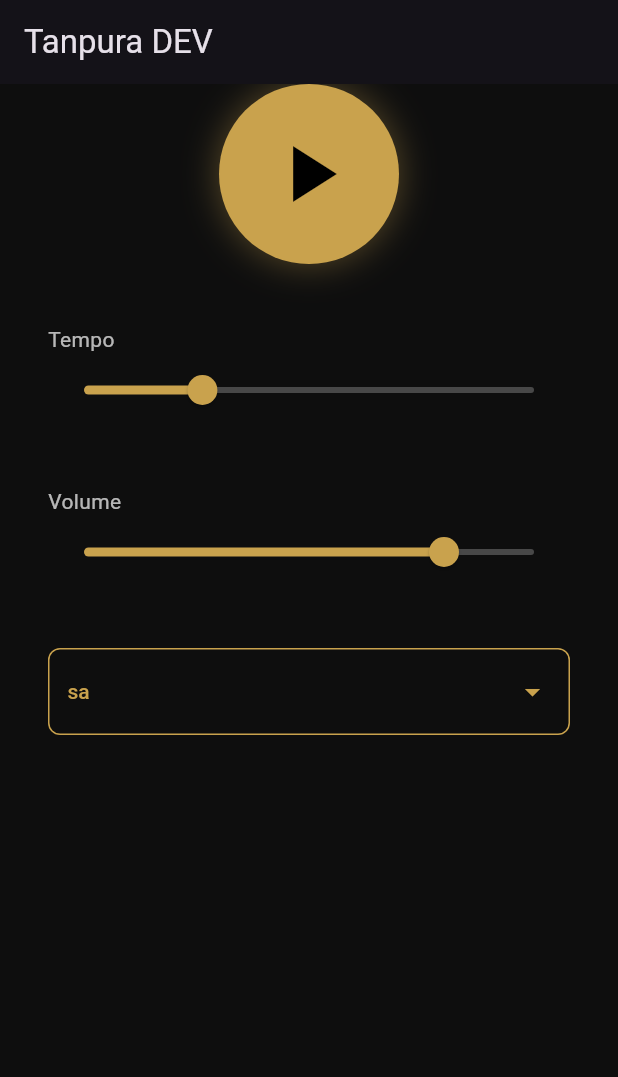
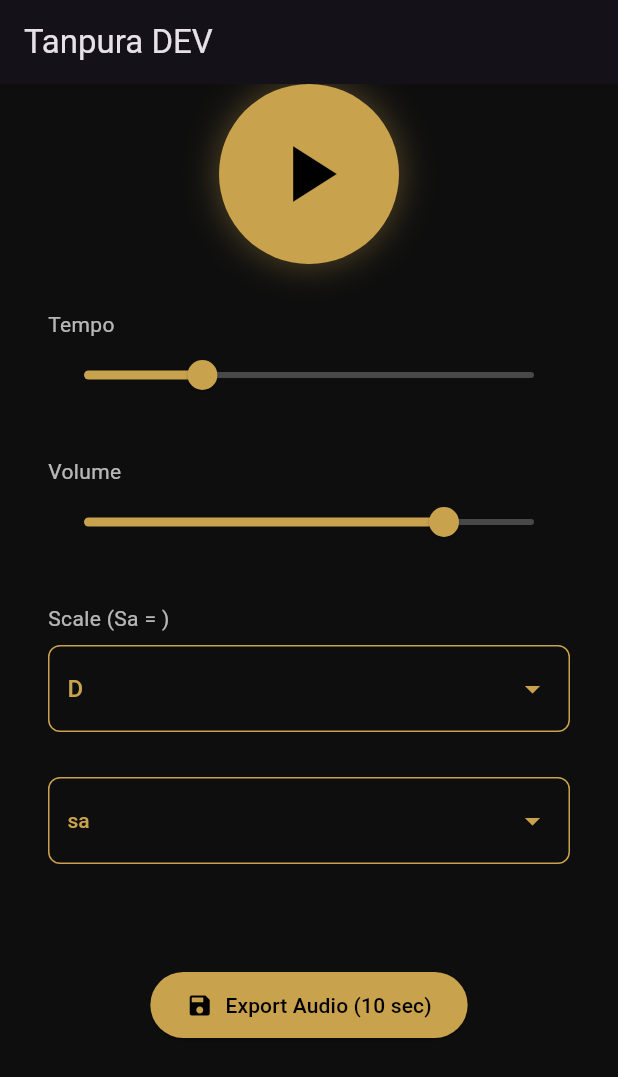
Before and after one commit to androidshashi/tanpurax, a Flutter app: the screen it shows after launch, on a phone screen of 412 x 824 dp. Shown: the top 1077 px of the screen. Run offline on Flutter 3.47's test engine with Material 3 defaults, Android fonts, the phone set to English and light mode, and no system bars; our stand-ins replace plugin_platform_interface, share_plus.

Commit message:
feat: Add Scale Selector widget and implement scale functionality
- Introduced ScaleSelector widget for selecting musical scales.
- Added Scale enum to define musical notes and their frequencies.
- Implemented scale setting in the AudioEngine for dynamic frequency adjustments.
- Added methods for exporting audio to WAV files.
- Updated pubspec.yaml and pubspec.lock for new dependencies.
- Created pre-launch script for cleaning and refreshing dependencies.
- Enhanced audio engine with improved harmonic content and envelope handling.
- Added JNI methods for scale setting and WAV export functionality.
- Updated platform interface and method channel for new features.
- Added unit tests for new functionalities.

```diff
--- a/apps/tanpura/lib/ui/home_screen.dart
+++ b/apps/tanpura/lib/ui/home_screen.dart
@@ -1,7 +1,9 @@
 import 'package:flutter/material.dart';
 import 'package:tanpura/utils/env.dart';
+import 'package:tanpura/widgets/export_button.dart';
 import 'package:tanpura/widgets/first_string_dropdown.dart';
 import 'package:tanpura/widgets/play_button.dart';
+import 'package:tanpura/widgets/scale_selector.dart';
 import 'package:tanpura/widgets/tempo_slider.dart';
 import 'package:tanpura/widgets/volume_slider.dart';
 
@@ -19,14 +21,19 @@ class _HomeScreenState extends State<HomeScreen> {
       appBar: AppBar(title: Text(_getTitle())),
       body: Padding(
         padding: const EdgeInsets.symmetric(horizontal: 32),
+        child: SingleChildScrollView(
           child: Column(
-          spacing: 40,
+            spacing: 30,
             children: [
               PlayButton(),
               TempoSlider(),
               VolumeSlider(),
+              ScaleSelector(),
               FirstStringDropdown(),
+              const SizedBox(height: 10),
+              ExportButton(),
             ],
+          ),
         ),
       ),
     );
--- /dev/null
+++ b/apps/tanpura/lib/widgets/export_button.dart
@@ -0,0 +1,174 @@
+import 'dart:io';
+import 'package:flutter/material.dart';
+import 'package:flutter/services.dart';
+import 'package:path_provider/path_provider.dart';
+import 'package:tanpura_engine/tanpura_engine.dart';
+import 'package:share_plus/share_plus.dart';
+
+class ExportButton extends StatefulWidget {
+  const ExportButton({super.key});
+
+  @override
+  State<ExportButton> createState() => _ExportButtonState();
+}
+
+class _ExportButtonState extends State<ExportButton> {
+  bool _exporting = false;
+  String? _lastExportPath;
+
+  Future<void> _exportToLocal() async {
+    setState(() => _exporting = true);
+
+    try {
+      // Use external storage for emulator (easier to access via adb)
+      Directory? directory;
+      if (Platform.isAndroid) {
+        directory = await getExternalStorageDirectory();
+      }
+      directory ??= await getApplicationDocumentsDirectory();
+
+      final timestamp = DateTime.now().millisecondsSinceEpoch;
+      final filePath = '${directory.path}/tanpura_$timestamp.wav';
+
+      // Export 10 seconds of audio
+      final success =
+          await TanpuraEngine.exportWav(filePath, durationSec: 10.0);
+
+      if (success && mounted) {
+        setState(() => _lastExportPath = filePath);
+        _showExportSuccessDialog(filePath);
+      } else if (mounted) {
+        ScaffoldMessenger.of(context).showSnackBar(
+          const SnackBar(content: Text('Export failed')),
+        );
+      }
+    } catch (e) {
+      if (mounted) {
+        ScaffoldMessenger.of(context).showSnackBar(
+          SnackBar(content: Text('Error: $e')),
+        );
+      }
+    } finally {
+      if (mounted) {
+        setState(() => _exporting = false);
+      }
+    }
+  }
+
+  void _showExportSuccessDialog(String filePath) {
+    showDialog(
+      context: context,
+      builder: (context) => AlertDialog(
+        backgroundColor: const Color(0xFF1A1A1A),
+        title: const Text(
+          'Export Successful',
+          style: TextStyle(color: Color(0xFFC9A24D)),
+        ),
+        content: Column(
+          mainAxisSize: MainAxisSize.min,
+          crossAxisAlignment: CrossAxisAlignment.start,
+          children: [
+            const Text(
+              'File saved to:',
+              style: TextStyle(color: Colors.white70),
+            ),
+            const SizedBox(height: 8),
+            Container(
+              padding: const EdgeInsets.all(8),
+              decoration: BoxDecoration(
+                color: Colors.black26,
+                borderRadius: BorderRadius.circular(4),
+              ),
+              child: SelectableText(
+                filePath,
+                style: const TextStyle(
+                  color: Colors.white,
+                  fontSize: 12,
+                  fontFamily: 'monospace',
+                ),
+              ),
+            ),
+            const SizedBox(height: 16),
+            const Text(
+              'To pull from emulator:',
+              style: TextStyle(color: Colors.white70, fontSize: 12),
+            ),
+            const SizedBox(height: 4),
+            Container(
+              padding: const EdgeInsets.all(8),
+              decoration: BoxDecoration(
+                color: Colors.black26,
+                borderRadius: BorderRadius.circular(4),
+              ),
+              child: SelectableText(
+                'adb pull "$filePath" .',
+                style: const TextStyle(
+                  color: Colors.green,
+                  fontSize: 11,
+                  fontFamily: 'monospace',
+                ),
+              ),
+            ),
+          ],
+        ),
+        actions: [
+          TextButton(
+            onPressed: () {
+              Clipboard.setData(ClipboardData(text: filePath));
+              ScaffoldMessenger.of(context).showSnackBar(
+                const SnackBar(content: Text('Path copied to clipboard')),
+              );
+            },
+            child: const Text('Copy Path'),
+          ),
+          TextButton(
+            onPressed: () async {
+              Navigator.pop(context);
+              // Try to share
+              await Share.shareXFiles(
+                [XFile(filePath)],
+                text: 'Tanpura audio sample',
+              );
+            },
+            child: const Text('Share'),
+          ),
+          TextButton(
+            onPressed: () => Navigator.pop(context),
+            child: const Text('Close'),
+          ),
+        ],
+      ),
+    );
+  }
+
+  @override
+  Widget build(BuildContext context) {
+    return Column(
+      children: [
+        ElevatedButton.icon(
+          onPressed: _exporting ? null : _exportToLocal,
+          icon: _exporting
+              ? const SizedBox(
+                  width: 16,
+                  height: 16,
+                  child: CircularProgressIndicator(strokeWidth: 2),
+                )
+              : const Icon(Icons.save),
+          label: Text(_exporting ? 'Exporting...' : 'Export Audio (10 sec)'),
+          style: ElevatedButton.styleFrom(
+            backgroundColor: const Color(0xFFC9A24D),
+            foregroundColor: Colors.black,
+            padding: const EdgeInsets.symmetric(horizontal: 24, vertical: 12),
+          ),
+        ),
+        if (_lastExportPath != null) ...[
+          const SizedBox(height: 8),
+          Text(
+            'Last export: ${_lastExportPath!.split('/').last}',
+            style: const TextStyle(color: Colors.white38, fontSize: 11),
+          ),
+        ],
+      ],
+    );
+  }
+}
--- /dev/null
+++ b/apps/tanpura/lib/widgets/scale_selector.dart
@@ -0,0 +1,97 @@
+import 'package:flutter/material.dart';
+import 'package:tanpura_engine/enum/engine_enums.dart';
+import 'package:tanpura_engine/tanpura_engine.dart';
+
+class ScaleSelector extends StatefulWidget {
+  final Function(Scale)? onChanged;
+
+  const ScaleSelector({super.key, this.onChanged});
+
+  @override
+  State<ScaleSelector> createState() => _ScaleSelectorState();
+}
+
+class _ScaleSelectorState extends State<ScaleSelector> {
+  Scale _selectedScale = Scale.d; // Default to D
+
+  String _getDisplayText(Scale scale) {
+    switch (scale) {
+      case Scale.c:
+        return 'C';
+      case Scale.cSharp:
+        return 'C#';
+      case Scale.d:
+        return 'D';
+      case Scale.dSharp:
+        return 'D#';
+      case Scale.e:
+        return 'E';
+      case Scale.f:
+        return 'F';
+      case Scale.fSharp:
+        return 'F#';
+      case Scale.g:
+        return 'G';
+      case Scale.gSharp:
+        return 'G#';
+      case Scale.a:
+        return 'A';
+      case Scale.aSharp:
+        return 'A#';
+      case Scale.b:
+        return 'B';
+    }
+  }
+
+  @override
+  Widget build(BuildContext context) {
+    return Column(
+      crossAxisAlignment: CrossAxisAlignment.start,
+      children: [
+        const Text("Scale (Sa = )", style: TextStyle(color: Colors.white70)),
+        const SizedBox(height: 8),
+        Container(
+          padding: const EdgeInsets.symmetric(horizontal: 12, vertical: 4),
+          decoration: BoxDecoration(
+            border: Border.all(color: const Color(0xFFC9A24D)),
+            borderRadius: BorderRadius.circular(8),
+          ),
+          child: DropdownButton<Scale>(
+            value: _selectedScale,
+            isExpanded: true,
+            underline: const SizedBox(),
+            dropdownColor: const Color(0xFF1A1A1A),
+            items: Scale.values.map((Scale scale) {
+              return DropdownMenuItem<Scale>(
+                value: scale,
+                child: Text(
+                  _getDisplayText(scale),
+                  style: const TextStyle(
+                    color: Color(0xFFC9A24D),
+                    fontSize: 16,
+                    fontWeight: FontWeight.w500,
+                  ),
+                ),
+              );
+            }).toList(),
+            onChanged: (Scale? newValue) {
+              if (newValue != null) {
+                setState(() {
+                  _selectedScale = newValue;
+                });
+                TanpuraEngine.setScale(newValue);
+                widget.onChanged?.call(newValue);
+              }
+            },
+            style: const TextStyle(
+              color: Color(0xFFC9A24D),
+              fontSize: 16,
+              fontWeight: FontWeight.w500,
+            ),
+            iconEnabledColor: const Color(0xFFC9A24D),
+          ),
+        ),
+      ],
+    );
+  }
+}
--- a/apps/tanpura/pubspec.yaml
+++ b/apps/tanpura/pubspec.yaml
@@ -36,6 +36,8 @@ dependencies:
   # The following adds the Cupertino Icons font to your application.
   # Use with the CupertinoIcons class for iOS style icons.
   cupertino_icons: ^1.0.8
+  path_provider: ^2.1.2
+  share_plus: ^7.2.2
 
 dev_dependencies:
   flutter_test:
--- a/packages/tanpura_engine/lib/enum/engine_enums.dart
+++ b/packages/tanpura_engine/lib/enum/engine_enums.dart
@@ -21,3 +21,22 @@ enum FirstString {
   niKomal,
   niShuddh,
 }
+
+/// Scale/Pitch options for Tanpura.
+///
+/// Determines the base frequency of Sa.
+/// Each value represents a Western note that Sa is tuned to.
+enum Scale {
+  c,  // C3 = 130.81 Hz
+  cSharp, // C#3 = 138.59 Hz
+  d,  // D3 = 146.83 Hz (default)
+  dSharp, // D#3 = 155.56 Hz
+  e,  // E3 = 164.81 Hz
+  f,  // F3 = 174.61 Hz
+  fSharp, // F#3 = 185.00 Hz
+  g,  // G3 = 196.00 Hz
+  gSharp, // G#3 = 207.65 Hz
+  a,  // A3 = 220.00 Hz
+  aSharp, // A#3 = 233.08 Hz
+  b,  // B3 = 246.94 Hz
+}
--- a/packages/tanpura_engine/lib/tanpura_engine.dart
+++ b/packages/tanpura_engine/lib/tanpura_engine.dart
@@ -71,4 +71,15 @@ class TanpuraEngine {
   static Future<void> setVolume(double volume) {
     return TanpuraEnginePlatform.instance.setVolume(volume);
   }
+
+  /// Sets the scale/pitch (base frequency of Sa).
+  static Future<void> setScale(Scale scale) {
+    return TanpuraEnginePlatform.instance.setScale(scale);
+  }
+
+  /// Exports audio to a WAV file.
+  /// Returns true if successful.
+  static Future<bool> exportWav(String filePath, {double durationSec = 5.0}) {
+    return TanpuraEnginePlatform.instance.exportWav(filePath, durationSec);
+  }
 }
--- a/packages/tanpura_engine/lib/tanpura_engine_method_channel.dart
+++ b/packages/tanpura_engine/lib/tanpura_engine_method_channel.dart
@@ -78,4 +78,18 @@ class MethodChannelTanpuraEngine extends TanpuraEnginePlatform {
   Future<void> setVolume(double volume) async {
     await _channel.invokeMethod('set_volume', {'volume': volume});
   }
+
+  @override
+  Future<void> setScale(Scale scale) async {
+    await _channel.invokeMethod('set_scale', {'value': scale.index});
+  }
+
+  @override
+  Future<bool> exportWav(String filePath, double durationSec) async {
+    final result = await _channel.invokeMethod<bool>('export_wav', {
+      'file_path': filePath,
+      'duration': durationSec,
+    });
+    return result ?? false;
+  }
 }
--- a/packages/tanpura_engine/lib/tanpura_engine_platform_interface.dart
+++ b/packages/tanpura_engine/lib/tanpura_engine_platform_interface.dart
@@ -91,4 +91,14 @@ abstract class TanpuraEnginePlatform extends PlatformInterface {
   Future<void> setVolume(double volume) {
     throw UnimplementedError('setVolume() has not been implemented.');
   }
+
+  /// Sets the scale/pitch (base frequency of Sa).
+  Future<void> setScale(Scale scale) {
+    throw UnimplementedError('setScale() has not been implemented.');
+  }
+
+  /// Exports audio to a WAV file.
+  Future<bool> exportWav(String filePath, double durationSec) {
+    throw UnimplementedError('exportWav() has not been implemented.');
+  }
 }
```
Also changed, not shown: apps/tanpura/pubspec.lock, 8 other files. Lines whose indentation alone changed are shown as unchanged.
